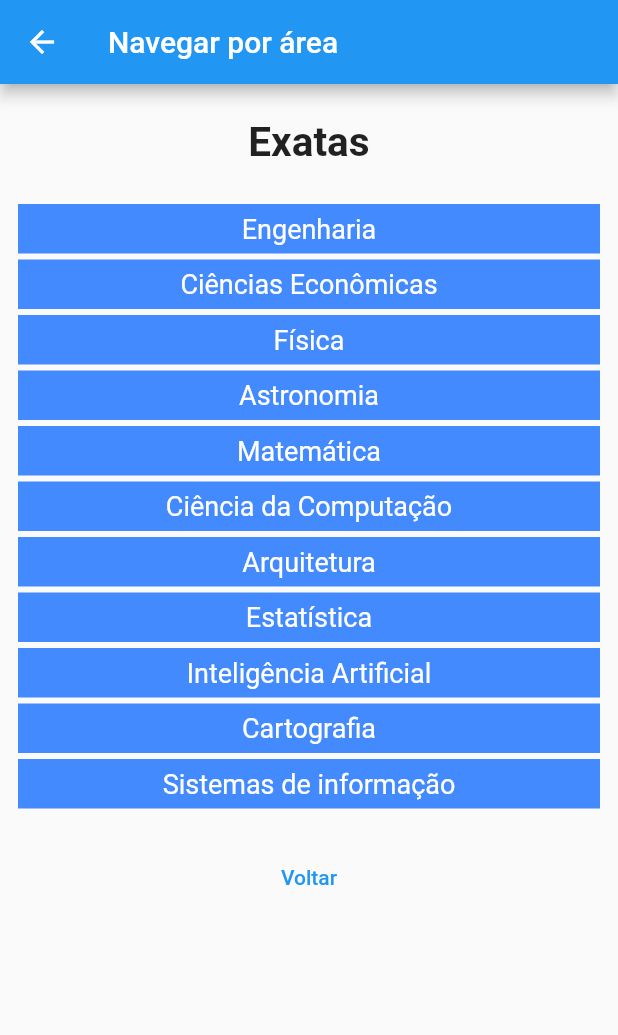
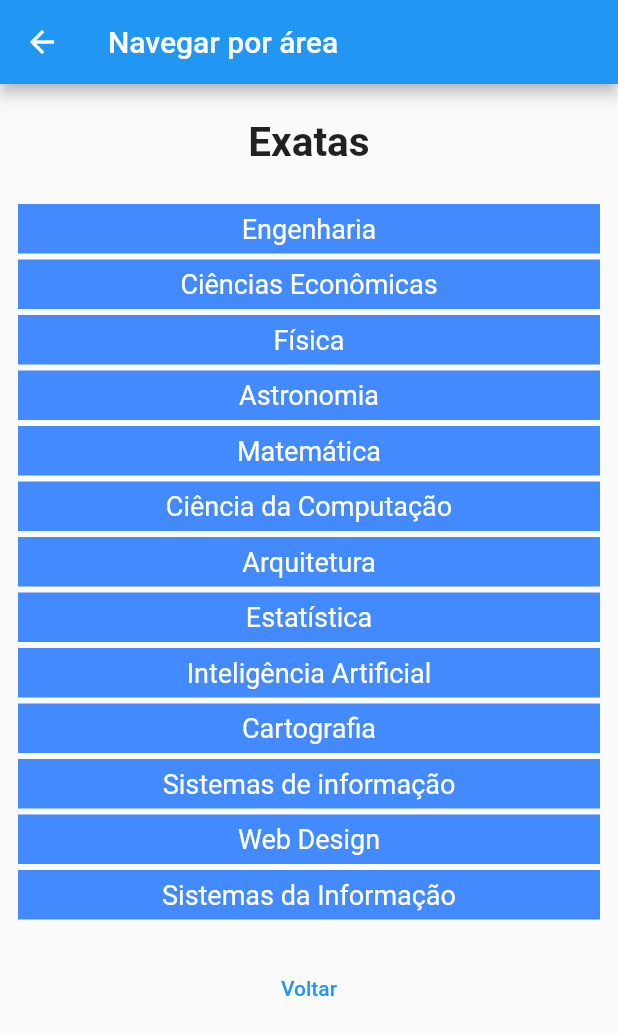
Before and after one commit to PedroH-Peres/projeto_obt, a Flutter app: the AreaNav screen opened directly, after a tap on "Exatas", on a phone screen of 412 x 824 dp. Shown: the top 1035 px of the screen. Run offline on Flutter 3.47's test engine with Material 2 defaults, Android fonts, the phone set to English and light mode, and no system bars; our stand-ins replace cloud_firestore, firebase_auth, firebase_core; missing offline and left inert: dart:ffi; accounts and stored records are empty.

Commit message:
db_prof10

```diff
--- a/lib/utils/profissoes.dart
+++ b/lib/utils/profissoes.dart
@@ -172,7 +172,16 @@ class Profissoes{
     {
       "tipo": "Teatro",
       "area": "Humanas"
-    }
+    },
+    {
+      "tipo": "Web Design",
+      "area": "Exatas"
+    },
+    {
+      "tipo": "Sistemas da Informação",
+      "area": "Exatas"
+    },
+
 
 
 
```
